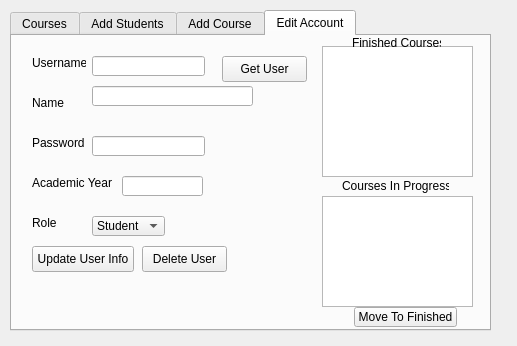
Qt form adminPanel.ui (MIDOKIM/CourseManagement) before a commit.
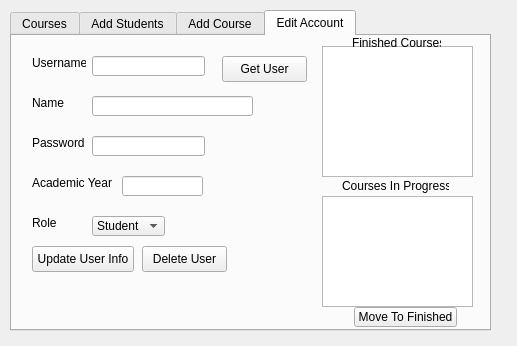
The same form after that commit. The open tabs and pages were chosen to show the change.

Commit message: done made all req functions for admin and user design #code function is not done

What changed in the file:
```diff
--- a/adminPanel.ui
+++ b/adminPanel.ui
@@ -470,7 +470,7 @@
      <property name="geometry">
       <rect>
        <x>80</x>
-       <y>50</y>
+       <y>60</y>
        <width>161</width>
        <height>20</height>
       </rect>
```
Left out of the diff: 2 changed lines with no effect on the pictures.
